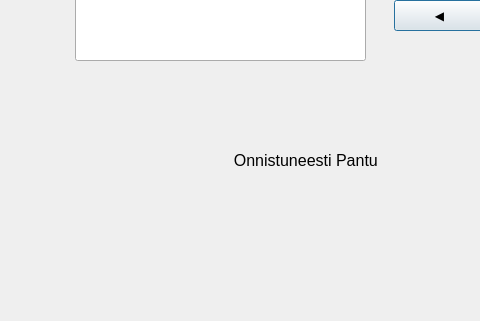
Qt form bankautomat/muusumma.ui (tvt21kmo-bank-project/group_6) before a commit; both pictures show x 85 to 565 and y 150 to 471 of the 665 by 471 pixel window.
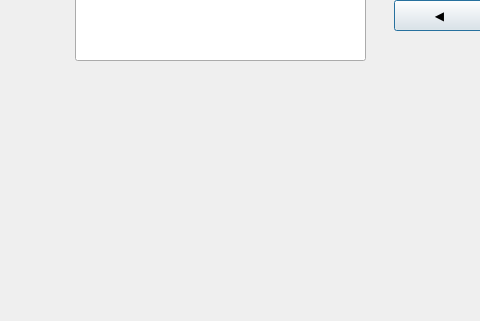
The same form after that commit.

Diff of the .ui file:
```diff
--- a/bankautomat/muusumma.ui
+++ b/bankautomat/muusumma.ui
@@ -53,30 +53,12 @@
     </rect>
    </property>
   </widget>
-  <widget class="QLabel" name="label">
-   <property name="geometry">
-    <rect>
-     <x>310</x>
-     <y>270</y>
-     <width>161</width>
-     <height>81</height>
-    </rect>
-   </property>
-   <property name="font">
-    <font>
-     <pointsize>12</pointsize>
-    </font>
-   </property>
-   <property name="text">
-    <string>  Onnistuneesti Pantu</string>
-   </property>
-  </widget>
   <widget class="QLabel" name="label_Panosumma">
    <property name="geometry">
     <rect>
      <x>180</x>
      <y>290</y>
-     <width>91</width>
+     <width>271</width>
      <height>41</height>
     </rect>
    </property>
```
Left out of the diff: 2 changed lines with no effect on the pictures.
